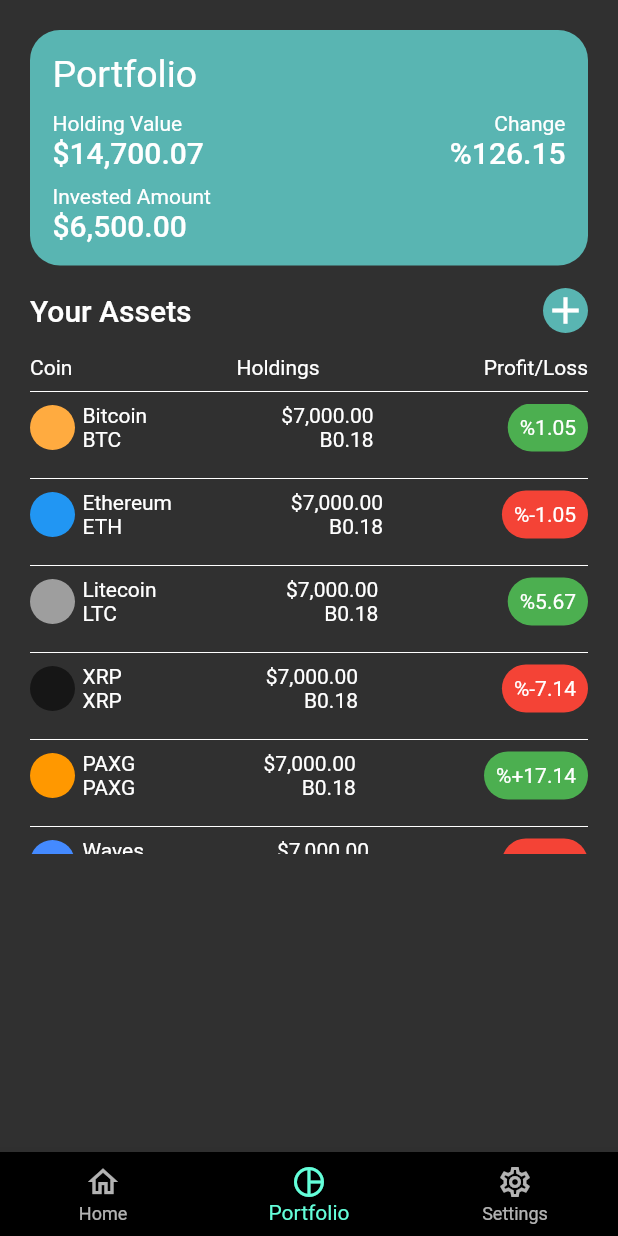
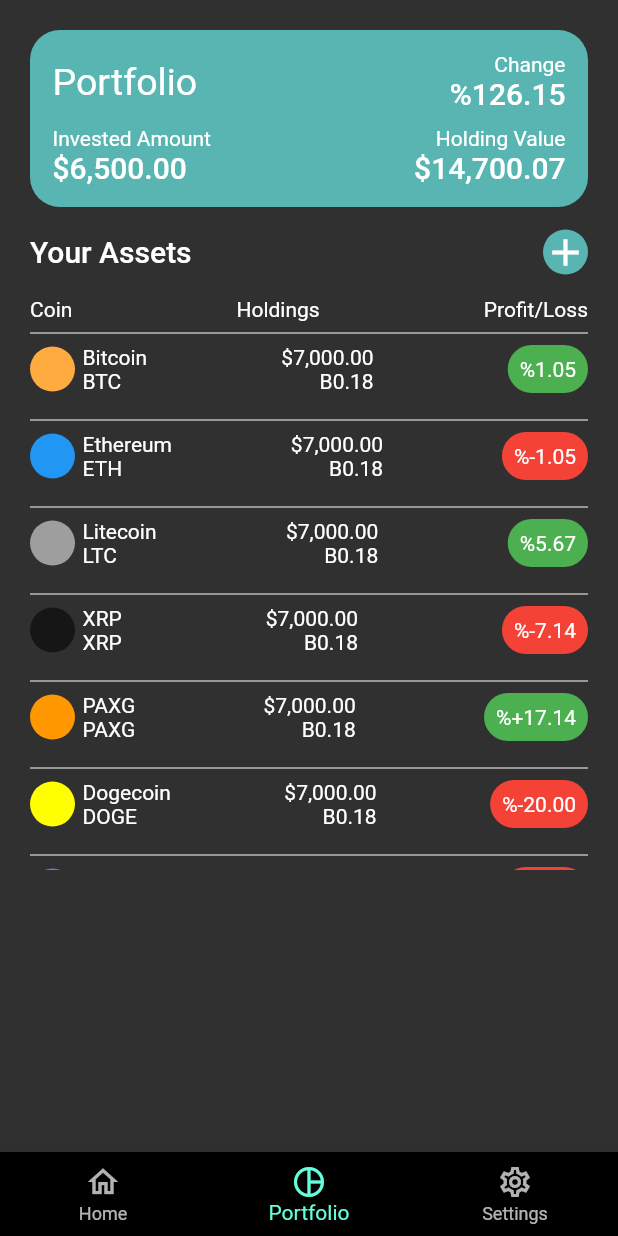
Before and after one commit to Charizard17/bit_holdings_app, a Flutter app: the screen it shows after launch, item 2 of the bottom bar chosen, on a phone screen of 412 x 824 dp. Run offline on Flutter 3.47's test engine with Material 2 defaults, Android fonts, the phone set to English and light mode, and no system bars.

Commit message:
portfolio_screen edited

```diff
--- a/lib/screens/portfolio_screen.dart
+++ b/lib/screens/portfolio_screen.dart
@@ -28,36 +28,50 @@
                 child: Column(
                   crossAxisAlignment: CrossAxisAlignment.start,
                   children: [
+                    Row(
+                      mainAxisAlignment: MainAxisAlignment.spaceBetween,
+                      children: [
                         Text(
                           'Portfolio',
                           style: Theme.of(context).textTheme.headline5,
                         ),
-                    SizedBox(height: 10),
-                    Row(
-                      mainAxisAlignment: MainAxisAlignment.spaceBetween,
+                        Column(
+                          crossAxisAlignment: CrossAxisAlignment.end,
                           children: [
-                        Text('Holding Value'),
                             Text('Change'),
-                      ],
-                    ),
-                    Row(
-                      mainAxisAlignment: MainAxisAlignment.spaceBetween,
-                      children: [
-                        Text(
-                          '\$14,700.07',
-                          style: Theme.of(context).textTheme.headline6,
-                        ),
                             Text(
                               '%126.15',
                               style: Theme.of(context).textTheme.headline6,
                             ),
                           ],
                         ),
+                      ],
+                    ),
                     SizedBox(height: 10),
+                    Row(
+                      mainAxisAlignment: MainAxisAlignment.spaceBetween,
+                      children: [
+                        Column(
+                          crossAxisAlignment: CrossAxisAlignment.start,
+                          children: [
                             Text('Invested Amount'),
                             Text(
                               '\$6,500.00',
                               style: Theme.of(context).textTheme.headline6,
+                            ),
+                          ],
+                        ),
+                        Column(
+                          crossAxisAlignment: CrossAxisAlignment.end,
+                          children: [
+                            Text('Holding Value'),
+                            Text(
+                              '\$14,700.07',
+                              style: Theme.of(context).textTheme.headline6,
+                            ),
+                          ],
+                        ),
+                      ],
                     ),
                   ],
                 ),
@@ -93,7 +107,7 @@
               ),
               Divider(color: Colors.white),
               Container(
-                height: 300,
+                height: 350,
                 child: SingleChildScrollView(
                   child: Column(
                     children: [
@@ -138,11 +152,27 @@
                       ),
                       Divider(color: Colors.white),
                       AssetListTile(
+                        name: 'Dogecoin',
+                        symbol: 'DOGE',
+                        iconColor: Colors.yellowAccent,
+                        profitLossPercent: '%-20.00',
+                        profitLossColor: Colors.red,
+                      ),
+                      Divider(color: Colors.white),
+                      AssetListTile(
                         name: 'Waves',
                         symbol: 'Waves',
                         iconColor: Colors.blueAccent,
                         profitLossPercent: '%-2.50',
                         profitLossColor: Colors.red,
+                      ),
+                      Divider(color: Colors.white),
+                      AssetListTile(
+                        name: 'x8currency',
+                        symbol: 'X8X',
+                        iconColor: Colors.yellow,
+                        profitLossPercent: '%60.50',
+                        profitLossColor: Colors.green,
                       ),
                     ],
                   ),
```
Lines whose indentation alone changed are shown as unchanged.
